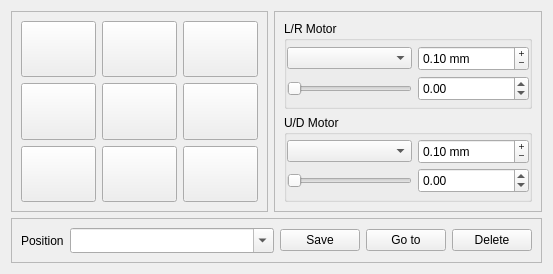
Qt form xpaxs/instrumentation/spec/ui/ui_gamepad.ui (praxes/praxes) before a commit.
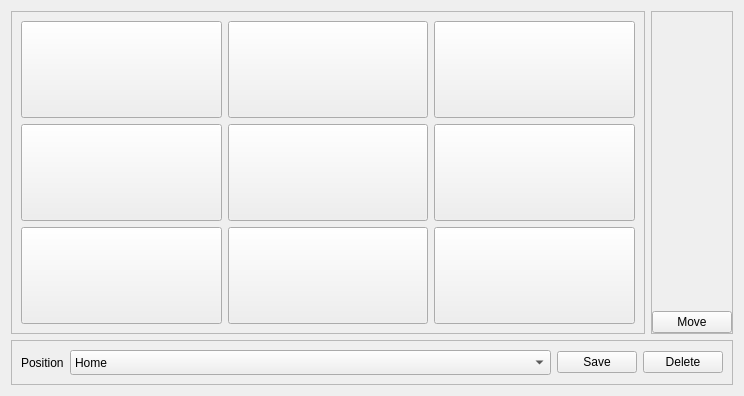
The same form after that commit. Icons and pictures are not drawn.

Commit message: some refactoring of gamepad, currently broken

```diff
--- a/xpaxs/instrumentation/spec/ui/ui_gamepad.ui
+++ b/xpaxs/instrumentation/spec/ui/ui_gamepad.ui
@@ -5,8 +5,8 @@
    <rect>
     <x>0</x>
     <y>0</y>
-    <width>553</width>
-    <height>274</height>
+    <width>744</width>
+    <height>396</height>
    </rect>
   </property>
   <property name="focusPolicy" >
@@ -462,198 +462,30 @@
         <enum>QFrame::Raised</enum>
        </property>
        <layout class="QVBoxLayout" >
+        <property name="spacing" >
+         <number>0</number>
+        </property>
+        <property name="margin" >
+         <number>0</number>
+        </property>
         <item>
-         <widget class="QGroupBox" name="lrGroupBox" >
-          <property name="title" >
-           <string>L/R Motor</string>
+         <spacer name="verticalSpacer_2" >
+          <property name="orientation" >
+           <enum>Qt::Vertical</enum>
           </property>
-          <layout class="QGridLayout" >
-           <property name="verticalSpacing" >
-            <number>0</number>
-           </property>
-           <property name="margin" >
-            <number>0</number>
-           </property>
-           <item row="0" column="0" colspan="2" >
-            <widget class="QComboBox" name="lrNameBox" >
-             <property name="sizePolicy" >
-              <sizepolicy vsizetype="Fixed" hsizetype="Expanding" >
-               <horstretch>0</horstretch>
-               <verstretch>0</verstretch>
-              </sizepolicy>
-             </property>
-             <property name="minimumSize" >
-              <size>
-               <width>125</width>
-               <height>0</height>
-              </size>
-             </property>
-            </widget>
-           </item>
-           <item row="0" column="2" >
-            <widget class="QDoubleSpinBox" name="lrSpin" >
-             <property name="minimumSize" >
-              <size>
-               <width>100</width>
-               <height>25</height>
-              </size>
-             </property>
-             <property name="cursor" >
-              <cursorShape>IBeamCursor</cursorShape>
-             </property>
-             <property name="buttonSymbols" >
-              <enum>QAbstractSpinBox::PlusMinus</enum>
-             </property>
-             <property name="suffix" >
-              <string> mm</string>
-             </property>
-             <property name="minimum" >
-              <double>-9999999999999999827367757839185598317239782875580932278577147150336.000000000000000</double>
-             </property>
-             <property name="maximum" >
-              <double>9999999999999999827367757839185598317239782875580932278577147150336.000000000000000</double>
-             </property>
-             <property name="value" >
-              <double>0.100000000000000</double>
-             </property>
-            </widget>
-           </item>
-           <item row="1" column="0" colspan="2" >
-            <widget class="QSlider" name="lrSlider" >
-             <property name="orientation" >
-              <enum>Qt::Horizontal</enum>
-             </property>
-            </widget>
-           </item>
-           <item row="1" column="2" >
-            <widget class="QDoubleSpinBox" name="lrPositionSpin" >
-             <property name="minimumSize" >
-              <size>
-               <width>100</width>
-               <height>25</height>
-              </size>
-             </property>
-             <property name="buttonSymbols" >
-              <enum>QAbstractSpinBox::UpDownArrows</enum>
-             </property>
-             <property name="prefix" >
-              <string/>
-             </property>
-             <property name="minimum" >
-              <double>-2000000000.000000000000000</double>
-             </property>
-             <property name="maximum" >
-              <double>2000000000.000000000000000</double>
-             </property>
-             <property name="defaultValue" stdset="0" >
-              <double>0.000000000000000</double>
-             </property>
-            </widget>
-           </item>
-          </layout>
-         </widget>
+          <property name="sizeHint" stdset="0" >
+           <size>
+            <width>20</width>
+            <height>40</height>
+           </size>
+          </property>
+         </spacer>
         </item>
         <item>
-         <widget class="QGroupBox" name="udGroupBox" >
-          <property name="title" >
-           <string>U/D Motor</string>
+         <widget class="QPushButton" name="moveButton" >
+          <property name="text" >
+           <string>Move</string>
           </property>
-          <property name="flat" >
-           <bool>false</bool>
-          </property>
-          <property name="checkable" >
-           <bool>false</bool>
-          </property>
-          <layout class="QGridLayout" >
-           <property name="verticalSpacing" >
-            <number>0</number>
-           </property>
-           <property name="margin" >
-            <number>0</number>
-           </property>
-           <item row="0" column="0" >
-            <widget class="QComboBox" name="udNameBox" >
-             <property name="sizePolicy" >
-              <sizepolicy vsizetype="Fixed" hsizetype="Expanding" >
-               <horstretch>0</horstretch>
-               <verstretch>0</verstretch>
-              </sizepolicy>
-             </property>
-             <property name="minimumSize" >
-              <size>
-               <width>125</width>
-               <height>0</height>
-              </size>
-             </property>
-             <property name="cursor" >
-              <cursorShape>ArrowCursor</cursorShape>
-             </property>
-            </widget>
-           </item>
-           <item row="0" column="1" >
-            <widget class="QDoubleSpinBox" name="udSpin" >
-             <property name="sizePolicy" >
-              <sizepolicy vsizetype="Fixed" hsizetype="Minimum" >
-               <horstretch>0</horstretch>
-               <verstretch>0</verstretch>
-              </sizepolicy>
-             </property>
-             <property name="minimumSize" >
-              <size>
-               <width>100</width>
-               <height>25</height>
-              </size>
-             </property>
-             <property name="cursor" >
-              <cursorShape>IBeamCursor</cursorShape>
-             </property>
-             <property name="buttonSymbols" >
-              <enum>QAbstractSpinBox::PlusMinus</enum>
-             </property>
-             <property name="suffix" >
-              <string> mm</string>
-             </property>
-             <property name="minimum" >
-              <double>-9999999999999999827367757839185598317239782875580932278577147150336.000000000000000</double>
-             </property>
-             <property name="maximum" >
-              <double>9999999999999999827367757839185598317239782875580932278577147150336.000000000000000</double>
-             </property>
-             <property name="value" >
-              <double>0.100000000000000</double>
-             </property>
-            </widget>
-           </item>
-           <item row="1" column="0" >
-            <widget class="QSlider" name="udSlider" >
-             <property name="orientation" >
-              <enum>Qt::Horizontal</enum>
-             </property>
-            </widget>
-           </item>
-           <item row="1" column="1" >
-            <widget class="QDoubleSpinBox" name="udPositionSpin" >
-             <property name="minimumSize" >
-              <size>
-               <width>100</width>
-               <height>25</height>
-              </size>
-             </property>
-             <property name="minimum" >
-              <double>-2000000000.000000000000000</double>
-             </property>
-             <property name="maximum" >
-              <double>2000000000.000000000000000</double>
-             </property>
-             <property name="defaultValue" stdset="0" >
-              <double>0.000000000000000</double>
-             </property>
-             <property name="returned" stdset="0" >
-              <bool>false</bool>
-             </property>
-            </widget>
-           </item>
-          </layout>
          </widget>
         </item>
        </layout>
@@ -678,7 +510,7 @@
        </widget>
       </item>
       <item>
-       <widget class="QComboBox" name="positionBox" >
+       <widget class="QComboBox" name="savedPosComboBox" >
         <property name="sizePolicy" >
          <sizepolicy vsizetype="Fixed" hsizetype="Expanding" >
           <horstretch>0</horstretch>
@@ -692,29 +524,32 @@
          </size>
         </property>
         <property name="editable" >
-         <bool>true</bool>
+         <bool>false</bool>
         </property>
         <item>
          <property name="text" >
-          <string/>
+          <string>Home</string>
+         </property>
+        </item>
+        <item>
+         <property name="text" >
+          <string>Start</string>
+         </property>
+        </item>
+        <item>
+         <property name="text" >
+          <string>End</string>
          </property>
         </item>
        </widget>
       </item>
       <item>
-       <widget class="QPushButton" name="saveButton" >
+       <widget class="QPushButton" name="savePosButton" >
         <property name="text" >
          <string>Save</string>
         </property>
        </widget>
       </item>
-      <item>
-       <widget class="QPushButton" name="loadButton" >
-        <property name="text" >
-         <string>Go to</string>
-        </property>
-       </widget>
-      </item>
       <item>
        <widget class="QPushButton" name="delButton" >
         <property name="text" >
```
Left out of the diff: 48 changed lines with no effect on the pictures. The commit also changes 5 other files.
